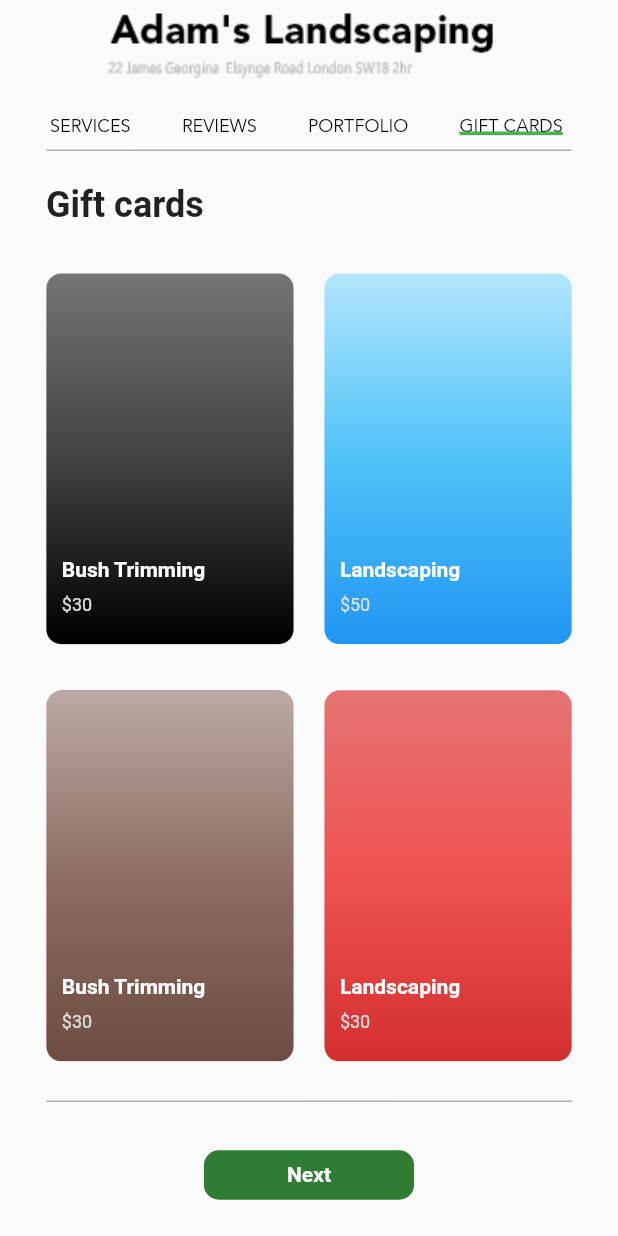
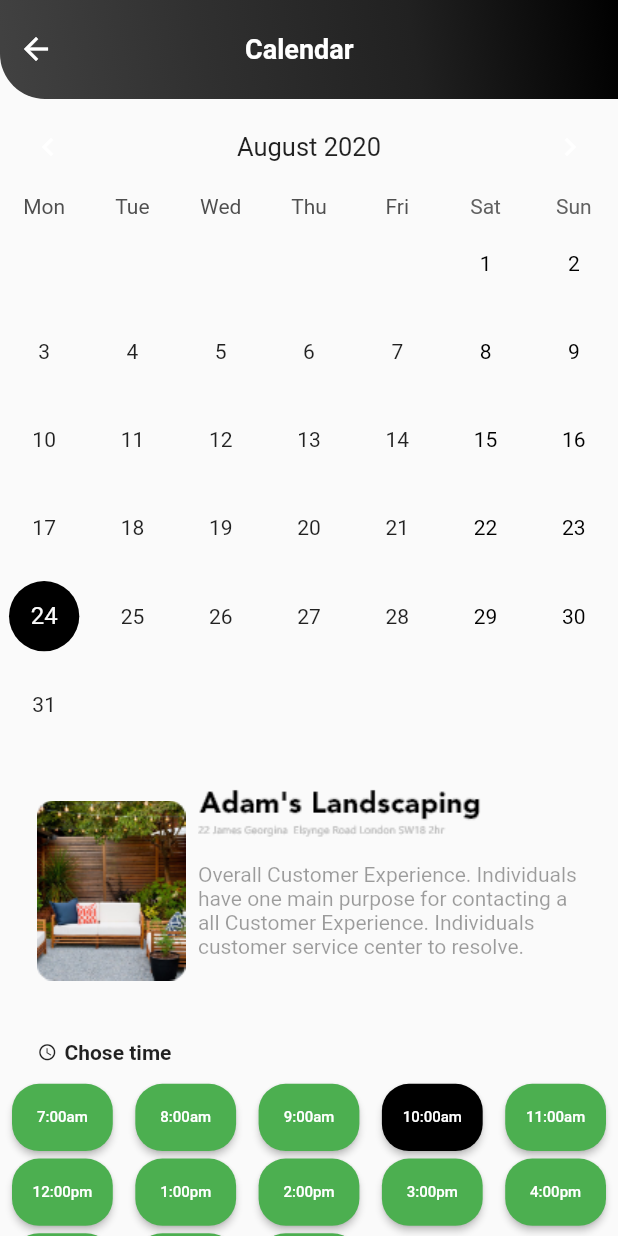
Before and after one commit to aminzaidi1/Wipe-Flutter-App, a Flutter app: the GiftCard screen opened directly, scrolled down 62 dp, after a tap on "Next", on a phone screen of 412 x 824 dp. Run offline on Flutter 3.47's test engine with Material 2 defaults, Android fonts, the phone set to English and light mode, and no system bars; drawn by our look-alikes of table_calendar; our stand-ins replace carousel_slider.

Commit message:
I have added a calendar screen using the best calendar package i could find.

```diff
--- /dev/null
+++ b/lib/Screens/Calender.dart
@@ -0,0 +1,468 @@
+import 'package:flutter/material.dart';
+import 'package:flutter/cupertino.dart';
+import 'package:table_calendar/table_calendar.dart';
+
+class HomePage extends StatefulWidget {
+  @override
+  _HomePageState createState() => _HomePageState();
+}
+
+class _HomePageState extends State<HomePage> {
+  CalendarController _controller;
+  @override
+  void initState() {
+    // TODO: implement initState
+    super.initState();
+    _controller = CalendarController();
+  }
+
+  @override
+  Widget build(BuildContext context) {
+    final height = MediaQuery.of(context).size.height;
+    final width = MediaQuery.of(context).size.width;
+    return Scaffold(
+      body: ListView(
+        children: <Widget>[
+          Column(
+            children: <Widget>[
+              Container(
+                height: height * .08,
+                width: width * 1,
+                decoration: BoxDecoration(
+                  color: Colors.black,
+                  borderRadius: BorderRadius.only(
+                    bottomLeft: Radius.circular(30),
+                  ),
+                  gradient: LinearGradient(
+                    begin: Alignment.bottomLeft,
+                    end: Alignment
+                        .topRight, // 10% of the width, so there are ten blinds.
+                    colors: [
+                      Colors.grey[800],
+                      Colors.grey[850],
+                      Colors.grey[900],
+                      Colors.black,
+                    ], // whitish to gray
+                    tileMode: TileMode.repeated, //
+                  ),
+                ),
+                child: Row(
+                  children: <Widget>[
+                    IconButton(
+                      onPressed: () {
+                        Navigator.pop(context);
+                      },
+                      icon: Icon(
+                        Icons.arrow_back,
+                        color: Colors.white,
+                      ),
+                    ),
+                    SizedBox(
+                      width: width * .28,
+                    ),
+                    Text(
+                      'Calendar',
+                      style: TextStyle(
+                        color: Colors.white,
+                        fontWeight: FontWeight.bold,
+                        fontSize: 18.0,
+                      ),
+                    ),
+                  ],
+                ),
+              ),
+              Column(
+                crossAxisAlignment: CrossAxisAlignment.start,
+                children: <Widget>[
+                  new Container(
+                    child: TableCalendar(
+                      calendarStyle: CalendarStyle(
+                        todayColor: Colors.green,
+                        selectedColor: Colors.black,
+                        outsideDaysVisible: false,
+                        markersColor: Colors.red,
+                        weekendStyle: TextStyle(color: Colors.black),
+                      ),
+                      headerStyle: HeaderStyle(
+                          centerHeaderTitle: true,
+                          formatButtonVisible: false,
+                          leftChevronIcon:
+                              Icon(Icons.chevron_left, color: Colors.white),
+                          rightChevronIcon:
+                              Icon(Icons.chevron_right, color: Colors.white)),
+                      startingDayOfWeek: StartingDayOfWeek.monday,
+                      calendarController: _controller,
+                      daysOfWeekStyle: DaysOfWeekStyle(
+                        weekendStyle: TextStyle(
+                          color: const Color(0xFF616161),
+                        ),
+                      ),
+                    ),
+                  ),
+                  Row(
+                    children: <Widget>[
+                      SizedBox(
+                        width: width * .06,
+                      ),
+                      Column(
+                        children: <Widget>[
+                          Image.asset('assets/Landscape/AdamsSquare.png')
+                        ],
+                      ),
+                      SizedBox(
+                        width: width * .02,
+                      ),
+                      Container(
+                        width: width * .615,
+                        height: height * .23,
+                        child: Column(
+                          crossAxisAlignment: CrossAxisAlignment.start,
+                          children: <Widget>[
+                            SizedBox(
+                              height: height * .03,
+                            ),
+                            Row(
+                              children: <Widget>[
+                                Image.asset('assets/Landscape/AdamsText.png'),
+                              ],
+                            ),
+                            Row(
+                              children: <Widget>[
+                                Image.asset('assets/Landscape/Address.png'),
+                              ],
+                            ),
+                            SizedBox(
+                              height: height * .02,
+                            ),
+                            Row(
+                              children: <Widget>[
+                                Text(
+                                  'Overall Customer Experience. Individuals',
+                                  maxLines: 1,
+                                  style: TextStyle(color: Colors.black38),
+                                ),
+                              ],
+                            ),
+                            Row(
+                              children: <Widget>[
+                                Text(
+                                  'have one main purpose for contacting a',
+                                  maxLines: 1,
+                                  style: TextStyle(color: Colors.black38),
+                                ),
+                              ],
+                            ),
+                            Row(
+                              children: <Widget>[
+                                Text(
+                                  'all Customer Experience. Individuals',
+                                  maxLines: 1,
+                                  style: TextStyle(color: Colors.black38),
+                                ),
+                              ],
+                            ),
+                            Row(
+                              children: <Widget>[
+                                Container(
+                                  child: Text(
+                                    'customer service center to resolve.',
+                                    maxLines: 1,
+                                    style: TextStyle(
+                                      color: Colors.black38,
+                                    ),
+                                  ),
+                                ),
+                              ],
+                            ),
+                          ],
+                        ),
+                      ),
+                      SizedBox(
+                        width: width * .02,
+                      ),
+                    ],
+                  ),
+                  Padding(
+                    padding: const EdgeInsets.only(left: 25.0),
+                    child: Row(
+                      children: <Widget>[
+                        Icon(
+                          Icons.access_time,
+                          size: 13.0,
+                        ),
+                        Padding(
+                          padding: const EdgeInsets.all(5.0),
+                          child: Text(
+                            'Chose time',
+                            style: TextStyle(
+                              fontSize: 14.0,
+                              fontWeight: FontWeight.bold,
+                            ),
+                          ),
+                        ),
+                      ],
+                    ),
+                  ),
+                  time(),
+                  Padding(
+                    padding: const EdgeInsets.fromLTRB(25, 0, 25, 0),
+                    child: TextFormField(
+                      style: TextStyle(
+                        fontSize: 12.0,
+                      ),
+                      decoration: const InputDecoration(
+                        hintText: '+ Add a note',
+                      ),
+                    ),
+                  ),
+                  Padding(
+                    padding: const EdgeInsets.fromLTRB(25, 0, 25, 0),
+                    child: TextFormField(
+                      style: TextStyle(
+                        fontSize: 12.0,
+                      ),
+                      decoration: const InputDecoration(
+                        hintText: '+ Add another service',
+                      ),
+                    ),
+                  ),
+                ],
+              ),
+              Row(
+                children: <Widget>[
+                  SizedBox(
+                    width: width * .35,
+                  ),
+                  Padding(
+                    padding: const EdgeInsets.all(8.0),
+                    child: Container(
+                      child: new RaisedButton(
+                        textColor: Colors.white,
+                        color: Colors.green,
+                        onPressed: () {},
+                        child: new Text(
+                          "Request Technician",
+                          style: TextStyle(
+                            fontSize: 10.0,
+                          ),
+                        ),
+                        shape: RoundedRectangleBorder(
+                          borderRadius: BorderRadius.circular(8.0),
+                        ),
+                      ),
+                      height: 25.0,
+                      width: 120.0,
+                    ),
+                  ),
+                  SizedBox(
+                    width: width * .13,
+                  ),
+                  Container(
+                    child: new RaisedButton(
+                      textColor: Colors.white,
+                      color: Colors.grey,
+                      onPressed: () {},
+                      child: new Text(
+                        'Chat',
+                        style: TextStyle(
+                          fontSize: 10.0,
+                        ),
+                      ),
+                      shape: RoundedRectangleBorder(
+                          borderRadius: BorderRadius.circular(15.0)),
+                    ),
+                    height: 25.0,
+                    width: 55.0,
+                  ),
+                ],
+              )
+            ],
+          )
+        ],
+      ),
+    );
+  }
+}
+
+class time extends StatefulWidget {
+  @override
+  _timeState createState() => _timeState();
+}
+
+class _timeState extends State<time> {
+  @override
+  Widget build(BuildContext context) {
+    final height = MediaQuery.of(context).size.height;
+    final width = MediaQuery.of(context).size.width;
+    return Container(
+      child: GridView.count(
+        crossAxisCount: 5,
+        childAspectRatio: MediaQuery.of(context).size.width /
+            (MediaQuery.of(context).size.height / 3),
+        scrollDirection: Axis.vertical,
+        padding: const EdgeInsets.all(8.0),
+        mainAxisSpacing: 5.0,
+        crossAxisSpacing: 15.0,
+        children: <Widget>[
+          RaisedButton(
+            padding: const EdgeInsets.all(0),
+            textColor: Colors.white,
+            color: Colors.green,
+            onPressed: () {},
+            child: new Text('7:00am',
+                style: TextStyle(
+                  fontSize: 10.0,
+                )),
+            shape: RoundedRectangleBorder(
+                borderRadius: BorderRadius.circular(18.0)),
+          ),
+          RaisedButton(
+            padding: const EdgeInsets.all(0),
+            textColor: Colors.white,
+            color: Colors.green,
+            onPressed: () {},
+            child: new Text('8:00am',
+                style: TextStyle(
+                  fontSize: 10.0,
+                )),
+            shape: RoundedRectangleBorder(
+                borderRadius: BorderRadius.circular(18.0)),
+          ),
+          RaisedButton(
+            padding: const EdgeInsets.all(0),
+            textColor: Colors.white,
+            color: Colors.green,
+            onPressed: () {},
+            child: new Text('9:00am',
+                style: TextStyle(
+                  fontSize: 10.0,
+                )),
+            shape: RoundedRectangleBorder(
+                borderRadius: BorderRadius.circular(18.0)),
+          ),
+          RaisedButton(
+            padding: const EdgeInsets.all(0),
+            textColor: Colors.white,
+            color: Colors.black,
+            onPressed: () {},
+            child: new Text('10:00am',
+                style: TextStyle(
+                  fontSize: 10.0,
+                )),
+            shape: RoundedRectangleBorder(
+                borderRadius: BorderRadius.circular(18.0)),
+          ),
+          RaisedButton(
+            padding: const EdgeInsets.all(0),
+            textColor: Colors.white,
+            color: Colors.green,
+            onPressed: () {},
+            child: new Text('11:00am',
+                style: TextStyle(
+                  fontSize: 10.0,
+                )),
+            shape: RoundedRectangleBorder(
+                borderRadius: BorderRadius.circular(18.0)),
+          ),
+          RaisedButton(
+            padding: const EdgeInsets.all(0),
+            textColor: Colors.white,
+            color: Colors.green,
+            onPressed: () {},
+            child: new Text('12:00pm',
+                style: TextStyle(
+                  fontSize: 10.0,
+                )),
+            shape: RoundedRectangleBorder(
+                borderRadius: BorderRadius.circular(18.0)),
+          ),
+          RaisedButton(
+            padding: const EdgeInsets.all(0),
+            textColor: Colors.white,
+            color: Colors.green,
+            onPressed: () {},
+            child: new Text('1:00pm',
+                style: TextStyle(
+                  fontSize: 10.0,
+                )),
+            shape: RoundedRectangleBorder(
+                borderRadius: BorderRadius.circular(18.0)),
+          ),
+          RaisedButton(
+            padding: const EdgeInsets.all(0),
+            textColor: Colors.white,
+            color: Colors.green,
+            onPressed: () {},
+            child: new Text('2:00pm',
+                style: TextStyle(
+                  fontSize: 10.0,
+                )),
+            shape: RoundedRectangleBorder(
+                borderRadius: BorderRadius.circular(18.0)),
+          ),
+          RaisedButton(
+            padding: const EdgeInsets.all(0),
+            textColor: Colors.white,
+            color: Colors.green,
+            onPressed: () {},
+            child: new Text('3:00pm',
+                style: TextStyle(
+                  fontSize: 10.0,
+                )),
+            shape: RoundedRectangleBorder(
+                borderRadius: BorderRadius.circular(18.0)),
+          ),
+          RaisedButton(
+            padding: const EdgeInsets.all(0),
+            textColor: Colors.white,
+            color: Colors.green,
+            onPressed: () {},
+            child: new Text('4:00pm',
+                style: TextStyle(
+                  fontSize: 10.0,
+                )),
+            shape: RoundedRectangleBorder(
+                borderRadius: BorderRadius.circular(18.0)),
+          ),
+          RaisedButton(
+            padding: const EdgeInsets.all(0),
+            textColor: Colors.white,
+            color: Colors.green,
+            onPressed: () {},
+            child: new Text('5:00pm',
+                style: TextStyle(
+                  fontSize: 10.0,
+                )),
+            shape: RoundedRectangleBorder(
+                borderRadius: BorderRadius.circular(18.0)),
+          ),
+          RaisedButton(
+            padding: const EdgeInsets.all(0),
+            textColor: Colors.white,
+            color: Colors.green,
+            onPressed: () {},
+            child: new Text('6:00pm',
+                style: TextStyle(
+                  fontSize: 10.0,
+                )),
+            shape: RoundedRectangleBorder(
+                borderRadius: BorderRadius.circular(18.0)),
+          ),
+          RaisedButton(
+            padding: const EdgeInsets.all(0),
+            textColor: Colors.white,
+            color: Colors.green,
+            onPressed: () {},
+            child: new Text('7:00pm',
+                style: TextStyle(
+                  fontSize: 10.0,
+                )),
+            shape: RoundedRectangleBorder(
+                borderRadius: BorderRadius.circular(18.0)),
+          ),
+        ],
+      ),
+      height: 120.0,
+    );
+  }
+}
--- a/lib/Screens/Explore.dart
+++ b/lib/Screens/Explore.dart
@@ -1,4 +1,5 @@
 import 'package:Wipe/Screens/LawnService.dart';
+import 'package:Wipe/Screens/Profile.dart';
 import 'package:flutter/cupertino.dart';
 import 'package:flutter/material.dart';
 
@@ -444,7 +445,12 @@ class _CategoriesGridViewState extends State<CategoriesGridView> {
         ),
 //        Birthday Cake
         InkWell(
-          onTap: () {},
+          onTap: () {
+            Navigator.push(
+              context,
+              MaterialPageRoute(builder: (context) => Profile()),
+            );
+          },
           child: Container(
             decoration: BoxDecoration(
                 image: DecorationImage(
--- a/lib/Screens/GiftCard.dart
+++ b/lib/Screens/GiftCard.dart
@@ -1,3 +1,4 @@
+import 'package:Wipe/Screens/Calender.dart';
 import 'package:flutter/cupertino.dart';
 import 'package:flutter/material.dart';
 
@@ -376,7 +377,12 @@ class _GiftCardState extends State<GiftCard> {
               height: height * .04,
               width: width * .34,
               child: FlatButton(
-                onPressed: () {},
+                onPressed: () {
+                  Navigator.push(
+                    context,
+                    MaterialPageRoute(builder: (context) => HomePage()),
+                  );
+                },
                 shape: RoundedRectangleBorder(
                   borderRadius: BorderRadius.circular(10.0),
                 ),
--- a/lib/Screens/SignUp.dart
+++ b/lib/Screens/SignUp.dart
@@ -1,10 +1,6 @@
 import 'package:Wipe/Components/BottomNavBar.dart';
 import 'package:flutter/cupertino.dart';
 import 'package:flutter/material.dart';
-
-//imported pages
-
-import 'SignIn.dart';
 
 class SignUp extends StatelessWidget {
   @override
--- a/lib/main.dart
+++ b/lib/main.dart
@@ -1,3 +1,4 @@
+import 'package:Wipe/Screens/Calender.dart';
 import 'package:Wipe/Screens/Explore.dart';
 import 'package:Wipe/Screens/WelcomeScreen.dart';
 import 'package:Wipe/Screens/AdamsLandscaping.dart';
--- a/pubspec.yaml
+++ b/pubspec.yaml
@@ -32,6 +32,7 @@ dependencies:
   introduction_screen: ^1.0.7
   page_view_indicator: ^2.0.4
   carousel_pro: ^1.0.0
+  table_calendar: ^2.0.1
 
 dev_dependencies:
   flutter_test:
```
Also changed, not shown: pubspec.lock.
